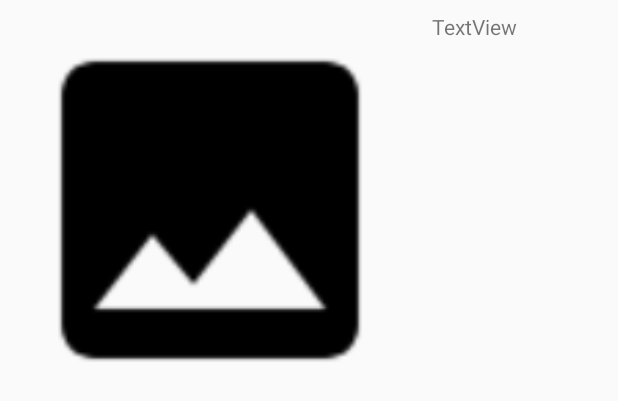
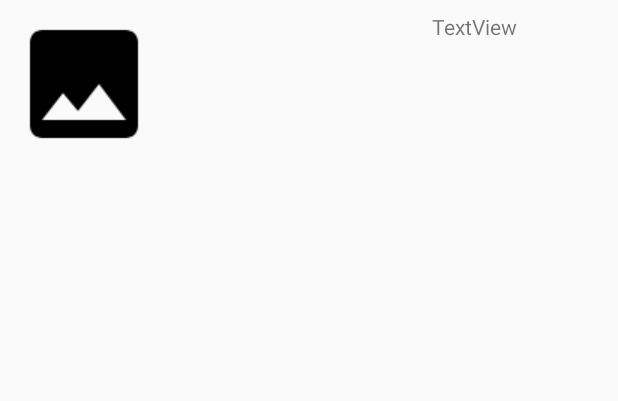
Before and after one commit to wanchat153/KotlinTutorial_9, an Android app: the layout browse.xml on its own in the app's theme, with its tools: preview values and no code run, on a phone screen of 412 x 824 dp. Shown: the top 401 px of the screen. Run offline under Robolectric (Android 15) with nearby library versions, the phone set to English and light mode, and no system bars.

Commit message:
1. สร้าง Log ช่ือ TAG
2.
สร้าง override fun doInBackground

3.
ใส่ url flickr
สร้าง fun onDownloadComplete

4.
Callbacks

5.
สร้าง class Photo

6.
สร้าง class GetFlickrJsonData

7.
แก้ไข code GetFlickrJsonData

8.
เพิ่ม fun Uri

9.
เพิ่ม reyclerview ใน content_main

10.
เพิ่มรูป และสร้าง layout browse

11.
ตั้งค่า layout ความสูงและความยาว

```diff
--- a/app/src/main/res/layout/browse.xml
+++ b/app/src/main/res/layout/browse.xml
@@ -2,11 +2,11 @@
 <LinearLayout xmlns:android="http://schemas.android.com/apk/res/android"
               xmlns:app="http://schemas.android.com/apk/res-auto" android:orientation="horizontal"
               android:layout_width="match_parent"
-              android:layout_height="match_parent" android:padding="8dp" android:weightSum="3">
+              android:layout_height="wrap_content" android:padding="8dp" android:weightSum="3">
 
     <ImageView
             android:layout_width="match_parent"
-            android:layout_height="match_parent" app:srcCompat="@drawable/placeholder" android:id="@+id/imageView"
+            android:layout_height="wrap_content" app:srcCompat="@drawable/placeholder" android:id="@+id/imageView"
             android:layout_weight="1" android:scaleType="fitStart"/>
     <TextView
             android:text="TextView"
```
